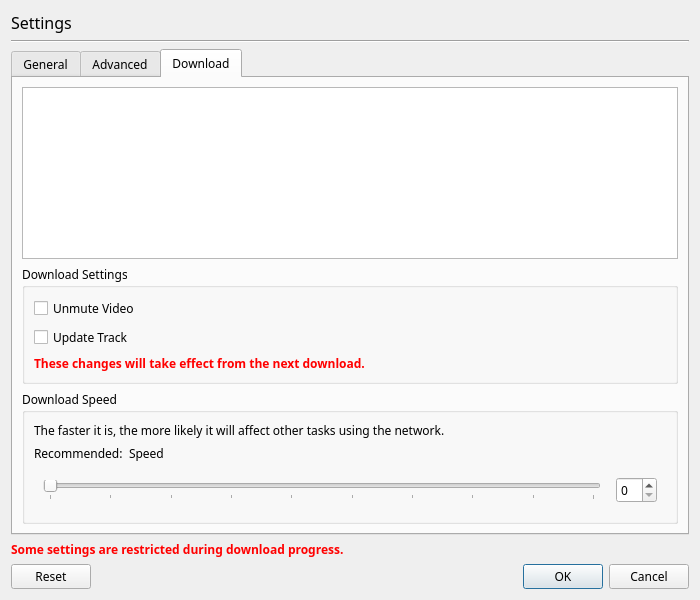
First picture: the form in resources/ui/settings.ui, repository devhotteok/TwitchLink, before the edit.
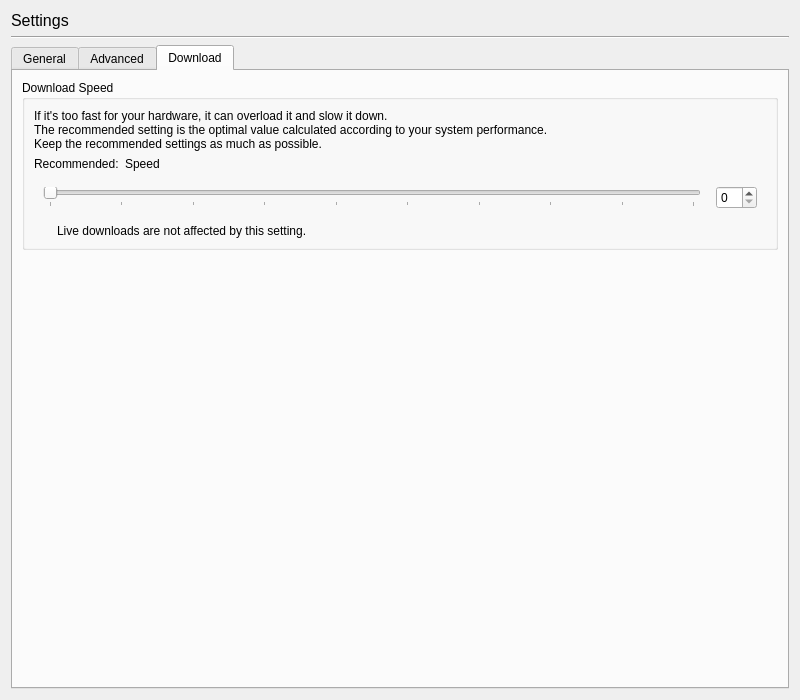
Second picture: the form after the edit. The open tabs and pages were chosen to show the change. Icons and pictures are not drawn.

Diff of the .ui file:
```diff
--- a/resources/ui/settings.ui
+++ b/resources/ui/settings.ui
@@ -1,29 +1,15 @@
 <?xml version="1.0" encoding="UTF-8"?>
 <ui version="4.0">
- <class>Dialog</class>
- <widget class="QDialog" name="Dialog">
+ <class>Form</class>
+ <widget class="QWidget" name="Form">
   <property name="geometry">
    <rect>
     <x>0</x>
     <y>0</y>
-    <width>700</width>
-    <height>600</height>
+    <width>800</width>
+    <height>700</height>
    </rect>
   </property>
-  <property name="sizePolicy">
-   <sizepolicy hsizetype="Fixed" vsizetype="Fixed">
-    <horstretch>0</horstretch>
-    <verstretch>0</verstretch>
-   </sizepolicy>
-  </property>
-  <property name="font">
-   <font>
-    <family>Arial Rounded MT Bold</family>
-   </font>
-  </property>
-  <property name="windowTitle">
-   <string>Settings</string>
-  </property>
   <property name="locale">
    <locale language="English" country="UnitedStates"/>
   </property>
@@ -38,7 +24,6 @@
      </property>
      <property name="font">
       <font>
-       <family>Arial Rounded MT Bold</family>
        <pointsize>12</pointsize>
       </font>
      </property>
@@ -375,6 +360,22 @@
          </property>
         </spacer>
        </item>
+       <item>
+        <widget class="QLabel" name="restrictedLabel">
+         <property name="font">
+          <font>
+           <weight>75</weight>
+           <bold>true</bold>
+          </font>
+         </property>
+         <property name="styleSheet">
+          <string notr="true">color: rgb(255, 0, 0);</string>
+         </property>
+         <property name="text">
+          <string>Some settings are restricted during download progress.</string>
+         </property>
+        </widget>
+       </item>
       </layout>
      </widget>
      <widget class="QWidget" name="downloadSettings">
@@ -382,68 +383,14 @@
        <string>Download</string>
       </attribute>
       <layout class="QVBoxLayout" name="downloadSettingsLayout">
-       <item>
-        <widget class="QTextBrowser" name="downloadEngineInfo">
-         <property name="sizePolicy">
-          <sizepolicy hsizetype="Expanding" vsizetype="Expanding">
-           <horstretch>0</horstretch>
-           <verstretch>0</verstretch>
-          </sizepolicy>
-         </property>
-         <property name="html">
-          <string>&lt;!DOCTYPE HTML PUBLIC &quot;-//W3C//DTD HTML 4.0//EN&quot; &quot;http://www.w3.org/TR/REC-html40/strict.dtd&quot;&gt;
-&lt;html&gt;&lt;head&gt;&lt;meta name=&quot;qrichtext&quot; content=&quot;1&quot; /&gt;&lt;style type=&quot;text/css&quot;&gt;
-p, li { white-space: pre-wrap; }
-&lt;/style&gt;&lt;/head&gt;&lt;body style=&quot; font-family:'Arial Rounded MT Bold'; font-size:9pt; font-weight:400; font-style:normal;&quot;&gt;
-&lt;p style=&quot;-qt-paragraph-type:empty; margin-top:0px; margin-bottom:0px; margin-left:0px; margin-right:0px; -qt-block-indent:0; text-indent:0px;&quot;&gt;&lt;br /&gt;&lt;/p&gt;&lt;/body&gt;&lt;/html&gt;</string>
-         </property>
-         <property name="textInteractionFlags">
-          <set>Qt::NoTextInteraction</set>
-         </property>
-        </widget>
-       </item>
-       <item>
-        <widget class="QGroupBox" name="downloadSettingsArea">
-         <property name="title">
-          <string>Download Settings</string>
-         </property>
-         <layout class="QVBoxLayout" name="downloadSettingsAreaLayout">
-          <item>
-           <widget class="QCheckBox" name="unmuteVideo">
-            <property name="text">
-             <string>Unmute Video</string>
-            </property>
-           </widget>
-          </item>
-          <item>
-           <widget class="QCheckBox" name="updateTrack">
-            <property name="text">
-             <string>Update Track</string>
-            </property>
-           </widget>
-          </item>
-          <item>
-           <widget class="QLabel" name="changesInfoLabel">
-            <property name="font">
-             <font>
-              <family>Arial Rounded MT Bold</family>
-              <weight>75</weight>
-              <bold>true</bold>
-             </font>
-            </property>
-            <property name="styleSheet">
-             <string notr="true">color: rgb(255, 0, 0);</string>
-            </property>
-            <property name="text">
-             <string>These changes will take effect from the next download.</string>
-            </property>
-           </widget>
-          </item>
-         </layout>
-        </widget>
-       </item>
        <item>
         <widget class="QGroupBox" name="downloadSpeedArea">
+         <property name="sizePolicy">
+          <sizepolicy hsizetype="Preferred" vsizetype="Fixed">
+           <horstretch>0</horstretch>
+           <verstretch>0</verstretch>
+          </sizepolicy>
+         </property>
          <property name="title">
           <string>Download Speed</string>
          </property>
@@ -457,7 +404,9 @@
              </sizepolicy>
             </property>
             <property name="text">
-             <string>The faster it is, the more likely it will affect other tasks using the network.</string>
+             <string>If it's too fast for your hardware, it can overload it and slow it down.
+The recommended setting is the optimal value calculated according to your system performance.
+Keep the recommended settings as much as possible.</string>
             </property>
            </widget>
           </item>
@@ -527,40 +476,79 @@
             </layout>
            </widget>
           </item>
+          <item>
+           <widget class="QWidget" name="downloadSpeedStreamInfoArea" native="true">
+            <layout class="QHBoxLayout" name="downloadSpeedStreamInfoAreaLayout">
+             <property name="spacing">
+              <number>5</number>
+             </property>
+             <property name="leftMargin">
+              <number>0</number>
+             </property>
+             <property name="topMargin">
+              <number>0</number>
+             </property>
+             <property name="rightMargin">
+              <number>0</number>
+             </property>
+             <property name="bottomMargin">
+              <number>0</number>
+             </property>
+             <item>
+              <widget class="QLabel" name="downloadSpeedStreamInfoIcon">
+               <property name="sizePolicy">
+                <sizepolicy hsizetype="Fixed" vsizetype="Fixed">
+                 <horstretch>0</horstretch>
+                 <verstretch>0</verstretch>
+                </sizepolicy>
+               </property>
+               <property name="maximumSize">
+                <size>
+                 <width>18</width>
+                 <height>18</height>
+                </size>
+               </property>
+               <property name="pixmap">
+                <pixmap>../icons/info.svg</pixmap>
+               </property>
+               <property name="scaledContents">
+                <bool>true</bool>
+               </property>
+               <property name="alignment">
+                <set>Qt::AlignCenter</set>
+               </property>
+              </widget>
+             </item>
+             <item>
+              <widget class="QLabel" name="downloadSpeedStreamInfo">
+               <property name="text">
+                <string>Live downloads are not affected by this setting.</string>
+               </property>
+              </widget>
+             </item>
+            </layout>
+           </widget>
+          </item>
          </layout>
         </widget>
        </item>
+       <item>
+        <spacer name="verticalSpacer_2">
+         <property name="orientation">
+          <enum>Qt::Vertical</enum>
+         </property>
+         <property name="sizeHint" stdset="0">
+          <size>
+           <width>20</width>
+           <height>40</height>
+          </size>
+         </property>
+        </spacer>
+       </item>
       </layout>
      </widget>
     </widget>
    </item>
-   <item>
-    <widget class="QLabel" name="restrictedLabel">
-     <property name="font">
-      <font>
-       <family>Arial Rounded MT Bold</family>
-       <weight>75</weight>
-       <bold>true</bold>
-      </font>
-     </property>
-     <property name="styleSheet">
-      <string notr="true">color: rgb(255, 0, 0);</string>
-     </property>
-     <property name="text">
-      <string>Some settings are restricted during download progress.</string>
-     </property>
-    </widget>
-   </item>
-   <item>
-    <widget class="QDialogButtonBox" name="buttonBox">
-     <property name="orientation">
-      <enum>Qt::Horizontal</enum>
-     </property>
-     <property name="standardButtons">
-      <set>QDialogButtonBox::Cancel|QDialogButtonBox::Ok|QDialogButtonBox::Reset</set>
-     </property>
-    </widget>
-   </item>
   </layout>
  </widget>
  <resources/>
```
Left out of the diff: 218 changed lines with no effect on the pictures.
